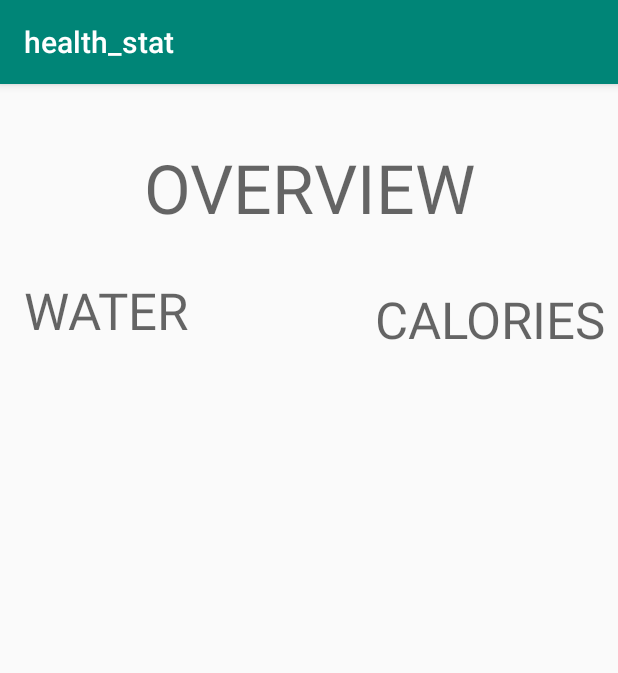
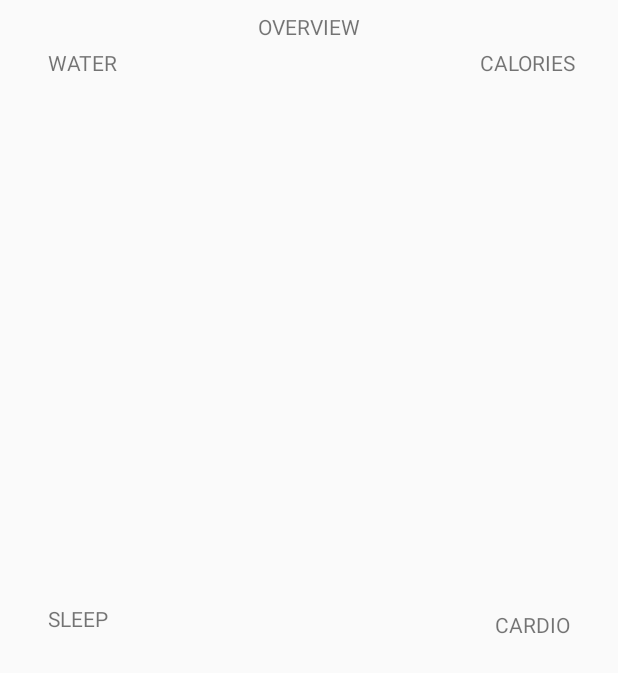
Before and after one commit to rykumar13/health-stat-android, an Android app: the dashboard_screen screen opened directly, with no data from a screen before it, on a phone screen of 412 x 824 dp. Shown: the top 673 px of the screen. Run offline under Robolectric (Android 15) with nearby library versions, the phone set to English and light mode, and no system bars.

Commit message:
screen design

```diff
--- a/app/src/main/res/layout/activity_dashboard_screen.xml
+++ b/app/src/main/res/layout/activity_dashboard_screen.xml
@@ -7,38 +7,55 @@
     tools:context=".dashboard_screen">
 
     <TextView
-        android:id="@+id/textView"
-        android:layout_width="118dp"
-        android:layout_height="42dp"
-        android:layout_marginStart="16dp"
-        android:layout_marginLeft="16dp"
-        android:layout_marginTop="128dp"
+        android:id="@+id/textView4"
+        android:layout_width="wrap_content"
+        android:layout_height="wrap_content"
+        android:layout_marginStart="32dp"
+        android:layout_marginLeft="32dp"
+        android:layout_marginTop="8dp"
         android:layout_marginBottom="8dp"
-        android:text="@string/water_header"
-        android:textAppearance="@style/TextAppearance.AppCompat.Display1"
+        android:text="@string/sleep_dashboard"
         app:layout_constraintBottom_toBottomOf="parent"
         app:layout_constraintStart_toStartOf="parent"
-        app:layout_constraintTop_toTopOf="parent"
-        app:layout_constraintVertical_bias="0.0" />
+        app:layout_constraintTop_toTopOf="parent" />
+
+    <TextView
+        android:id="@+id/textView5"
+        android:layout_width="wrap_content"
+        android:layout_height="wrap_content"
+        android:layout_marginTop="8dp"
+        android:layout_marginEnd="32dp"
+        android:layout_marginRight="32dp"
+        android:text="@string/cardio_dashboard"
+        app:layout_constraintBottom_toBottomOf="parent"
+        app:layout_constraintEnd_toEndOf="parent"
+        app:layout_constraintTop_toTopOf="parent" />
+
+    <TextView
+        android:id="@+id/textView"
+        android:layout_width="wrap_content"
+        android:layout_height="wrap_content"
+        android:layout_marginStart="32dp"
+        android:layout_marginLeft="32dp"
+        android:layout_marginTop="32dp"
+        android:layout_marginEnd="8dp"
+        android:layout_marginRight="8dp"
+        android:text="@string/water_dashboard"
+        app:layout_constraintEnd_toStartOf="@+id/textView2"
+        app:layout_constraintHorizontal_bias="0.0"
+        app:layout_constraintStart_toStartOf="parent"
+        app:layout_constraintTop_toTopOf="parent" />
 
     <TextView
         android:id="@+id/textView2"
         android:layout_width="wrap_content"
         android:layout_height="wrap_content"
-        android:layout_marginStart="96dp"
-        android:layout_marginLeft="96dp"
-        android:layout_marginTop="20dp"
-        android:layout_marginEnd="8dp"
-        android:layout_marginRight="8dp"
-        android:layout_marginBottom="8dp"
-        android:text="@string/calories_header"
-        android:textAppearance="@style/TextAppearance.AppCompat.Display1"
-        app:layout_constraintBottom_toBottomOf="parent"
+        android:layout_marginTop="32dp"
+        android:layout_marginEnd="28dp"
+        android:layout_marginRight="28dp"
+        android:text="@string/calories_dashboard"
         app:layout_constraintEnd_toEndOf="parent"
-        app:layout_constraintHorizontal_bias="1.0"
-        app:layout_constraintStart_toEndOf="@+id/textView"
-        app:layout_constraintTop_toTopOf="parent"
-        app:layout_constraintVertical_bias="0.164" />
+        app:layout_constraintTop_toTopOf="parent" />
 
     <TextView
         android:id="@+id/textView3"
@@ -49,13 +66,8 @@
         android:layout_marginTop="8dp"
         android:layout_marginEnd="8dp"
         android:layout_marginRight="8dp"
-        android:layout_marginBottom="8dp"
-        android:text="OVERVIEW"
-        android:textAppearance="@style/TextAppearance.AppCompat.Display2"
-        android:visibility="visible"
-        app:layout_constraintBottom_toBottomOf="parent"
+        android:text="@string/overview_dashboard"
         app:layout_constraintEnd_toEndOf="parent"
         app:layout_constraintStart_toStartOf="parent"
-        app:layout_constraintTop_toTopOf="parent"
-        app:layout_constraintVertical_bias="0.044" />
+        app:layout_constraintTop_toTopOf="parent" />
 </android.support.constraint.ConstraintLayout>
--- a/app/src/main/res/values/strings.xml
+++ b/app/src/main/res/values/strings.xml
@@ -2,4 +2,9 @@
     <string name="app_name">health_stat</string>
     <string name="water_header">WATER</string>
     <string name="calories_header">CALORIES</string>
+    <string name="sleep_dashboard">SLEEP</string>
+    <string name="overview_dashboard">OVERVIEW</string>
+    <string name="calories_dashboard">CALORIES</string>
+    <string name="water_dashboard">WATER</string>
+    <string name="cardio_dashboard">CARDIO</string>
 </resources>
--- a/app/src/main/res/values/styles.xml
+++ b/app/src/main/res/values/styles.xml
@@ -1,7 +1,7 @@
 <resources>
 
     <!-- Base application theme. -->
-    <style name="AppTheme" parent="Theme.AppCompat.Light.DarkActionBar">
+    <style name="AppTheme" parent="Theme.AppCompat.Light.NoActionBar">
         <!-- Customize your theme here. -->
         <item name="colorPrimary">@color/colorPrimary</item>
         <item name="colorPrimaryDark">@color/colorPrimaryDark</item>
```
Also changed, not shown: app/src/main/res/drawable-v24/Profile Icon.svg (added).
